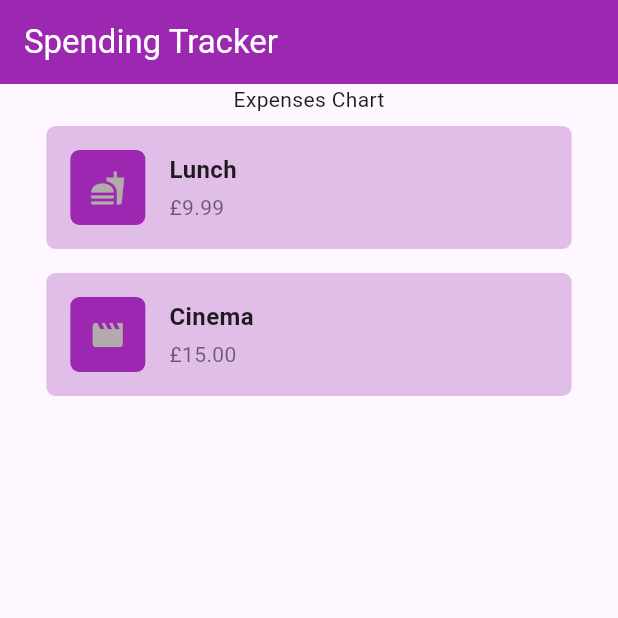
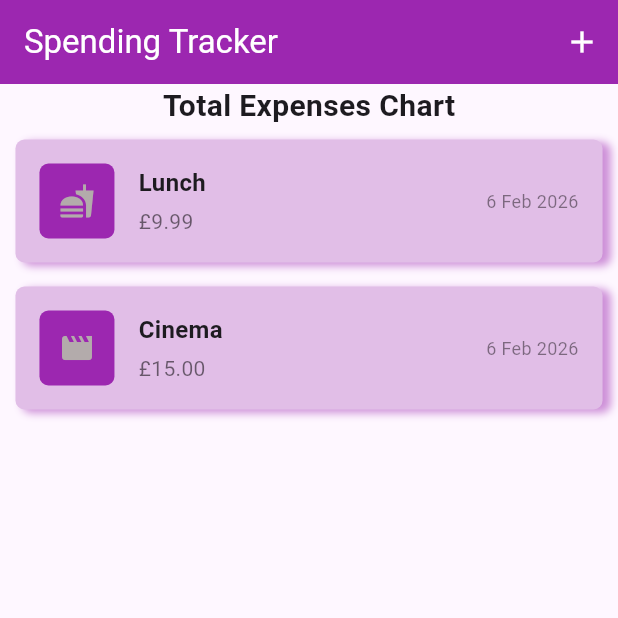
Before and after one commit to Anshuman-Raj/spending-tracker, a Flutter app: the screen it shows after launch, on a phone screen of 412 x 824 dp, the top half of it. Run offline on Flutter 3.47's test engine with Material 3 defaults, Android fonts, the light colour scheme and no system bars.

Commit message:
add: add expense feature

```diff
--- a/lib/expenses.dart
+++ b/lib/expenses.dart
@@ -1,6 +1,7 @@
 import 'package:flutter/material.dart';
-import 'package:spending_tracker/expenses_list.dart';
-import 'package:spending_tracker/model/expense.dart';
+import 'package:spending_tracker/widgets/add_expense.dart';
+import 'package:spending_tracker/widgets/expenses_list.dart';
+import 'package:spending_tracker/models/expense.dart';
 
 class Expenses extends StatefulWidget {
   const Expenses({super.key});
@@ -11,28 +12,47 @@ class Expenses extends StatefulWidget {
 
 class _ExpensesState extends State<Expenses> {
   final List<Expense> _addedExpenses = [
-    Expense(
-      title: 'Lunch',
-      amount: 9.99,
-      category: Category.food,
-    ),
+    Expense(title: 'Lunch', amount: 9.99, category: Category.food),
 
-    Expense(
-      title: 'Cinema',
-      amount: 15.00,
-      category: Category.leisure,
-    ),
+    Expense(title: 'Cinema', amount: 15.00, category: Category.leisure),
   ];
+
+  void _addExpenseInputOverlay() {
+    showModalBottomSheet(context: context, builder: (ctx) {
+      return AddExpense(addExpenseMethod: _addExpense,);
+    });
+  }
+
+  void _addExpense(Expense expense) {
+    setState(() {
+      _addedExpenses.add(expense);
+    });
+  }
 
   @override
   Widget build(BuildContext context) {
     return Scaffold(
       appBar: AppBar(
         title: const Text('Spending Tracker'),
+        actions: [
+          IconButton(
+            onPressed: _addExpenseInputOverlay,
+            icon: const Icon(Icons.add),
+          ),
+        ],
         backgroundColor: Colors.purple,
         foregroundColor: Colors.white,
       ),
-      body: ExpensesList(_addedExpenses),
+      body: Column(
+        verticalDirection: VerticalDirection.down,
+        children: [
+          const Text(
+            'Total Expenses Chart',
+            style: TextStyle(fontSize: 20, fontWeight: FontWeight.bold),
+          ),
+          Expanded(child: ExpensesList(_addedExpenses)),
+        ],
+      ),
     );
   }
 }
--- a/lib/expenses_list.dart
+++ /dev/null
@@ -1,77 +0,0 @@
-import 'package:flutter/material.dart';
-import 'package:spending_tracker/model/expense.dart';
-class ExpensesList extends StatelessWidget {
-  final List<Expense> _addedExpenses;
-  const ExpensesList(this._addedExpenses, {super.key});
-
-  @override
-  Widget build(BuildContext context) {
-    return Center(
-        child: Column(
-          // mainAxisAlignment: MainAxisAlignment.center,
-          crossAxisAlignment: CrossAxisAlignment.center,
-
-          children: [
-            Text('Expenses Chart'),
-            Column(
-              // crossAxisAlignment: CrossAxisAlignment.center,
-              // mainAxisAlignment: MainAxisAlignment.center,
-              // mainAxisSize: MainAxisSize.min,
-              children: _addedExpenses
-                  .map(
-                    (expense) => Container(
-                      width: MediaQuery.of(context).size.width * 0.85,
-                      padding: const EdgeInsets.all(16),
-                      margin: const EdgeInsets.symmetric(vertical: 8),
-                      decoration: BoxDecoration(
-                        color: Colors.purple.shade100,
-                        borderRadius: BorderRadius.circular(6),
-                      ),
-                      child: Row(
-                        children: [
-                          Container(
-                            width: 50,
-                            height: 50,
-                            decoration: BoxDecoration(
-                              color: Colors.purple,
-                              borderRadius: BorderRadius.circular(6),
-                            ),
-                            child: Icon(
-                              categoryIcons[expense.category],
-                              color: const Color.fromARGB(255, 179, 171, 171),
-                            ),
-                          ),
-                          const SizedBox(width: 16),
-                          Expanded(
-                            child: Column(
-                              crossAxisAlignment: CrossAxisAlignment.start,
-                              children: [
-                                Text(
-                                  expense.title,
-                                  style: const TextStyle(
-                                    fontSize: 16,
-                                    fontWeight: FontWeight.bold,
-                                  ),
-                                ),
-                                const SizedBox(height: 4),
-                                Text(
-                                  '£${expense.amount.toStringAsFixed(2)}',
-                                  style: const TextStyle(
-                                    fontSize: 14,
-                                    color: Colors.black54,
-                                  ),
-                                ),
-                              ],
-                            ),
-                          ),
-                        ],
-                      ),
-                    ),
-                  )
-                  .toList(),
-            ),
-          ],
-        ),
-      );
-  }
-}
--- a/lib/model/expense.dart
+++ b/lib/models/expense.dart
@@ -10,7 +10,7 @@ enum Category {
   other
 }
 
-Map<Category, IconData> categoryIcons = {
+const Map<Category, IconData> categoryIcons = {
   Category.food: Icons.fastfood,
   Category.travel: Icons.flight,
   Category.leisure: Icons.movie,
@@ -30,4 +30,12 @@ class Expense {
     required this.amount,
     required this.category,
   }) : id = uuid.v4(), date = DateTime.now();
+
+  String getDateString() {
+    const monthNames = [
+      'Jan', 'Feb', 'Mar', 'Apr', 'May', 'Jun',
+      'Jul', 'Aug', 'Sep', 'Oct', 'Nov', 'Dec'
+    ];
+    return "${date.day} ${monthNames[date.month - 1]} ${date.year}";
+  }
 }
--- /dev/null
+++ b/lib/widgets/expense_item.dart
@@ -0,0 +1,83 @@
+import 'package:flutter/material.dart';
+import 'package:spending_tracker/models/expense.dart';
+
+class ExpenseItem extends StatelessWidget {
+
+  const ExpenseItem({super.key, required this.expense});
+  final Expense expense;
+
+  @override
+  Widget build(BuildContext context) {
+    return Align(
+      alignment: Alignment.center,
+      child: Container(
+        width: MediaQuery.of(context).size.width * 0.95,
+        padding: const EdgeInsets.all(16),
+        margin: const EdgeInsets.symmetric(vertical: 8),
+        decoration: BoxDecoration(
+          color: Colors.purple.shade100,
+          borderRadius: BorderRadius.circular(6),
+          boxShadow: [
+            BoxShadow(
+              color: const Color.fromARGB(127, 156, 39, 176),
+              blurRadius: 4,
+              offset: const Offset(5, 2),
+            ),
+          ],
+        ),
+        child: Row(
+        children: [
+          Container(
+            width: 50,
+            height: 50,
+            decoration: BoxDecoration(
+              color: Colors.purple,
+              borderRadius: BorderRadius.circular(6),
+            ),
+            // Icon based on the category of the expense with color grey
+            child: Icon(
+              categoryIcons[expense.category],
+              color: const Color.fromARGB(255, 179, 171, 171),
+              semanticLabel: expense.category.name,
+            ),
+          ),
+          const SizedBox(width: 16),
+          Expanded(
+            child: Column(
+              crossAxisAlignment: CrossAxisAlignment.start,
+              children: [
+                // Name of the expense with bold font and size 16
+                Text(
+                  expense.title,
+                  style: const TextStyle(
+                    fontSize: 16,
+                    fontWeight: FontWeight.bold,
+                  ),
+                ),
+                const SizedBox(height: 4),
+                //expense amount with 2 decimal places
+                Text(
+                  '£${expense.amount.toStringAsFixed(2)}',
+                  style: const TextStyle(
+                    fontSize: 14,
+                    color: Colors.black54,
+                  ),
+                ),
+              ],
+            ),
+          ),
+          Text(
+            expense.getDateString(),
+            style: const TextStyle(
+              fontSize: 12,
+              color: Colors.black45,
+            ),
+          ),
+        ],
+      ),
+      ),
+    );
+  }
+
+
+}
--- /dev/null
+++ b/lib/widgets/expenses_list.dart
@@ -0,0 +1,19 @@
+import 'package:flutter/material.dart';
+import 'package:spending_tracker/models/expense.dart';
+import 'package:spending_tracker/widgets/expense_item.dart';
+
+class ExpensesList extends StatelessWidget {
+  final List<Expense> _addedExpenses;
+  const ExpensesList(this._addedExpenses, {super.key});
+
+  @override
+  Widget build(BuildContext context) {
+    return ListView.builder(
+      itemCount: _addedExpenses.length,
+      itemBuilder: (context, index) {
+        final expense = _addedExpenses[index];
+        return ExpenseItem(expense: expense);
+      },
+    );
+  }
+}
```
Also changed, not shown: lib/widgets/add_expense.dart (added, +131 -0 lines).
